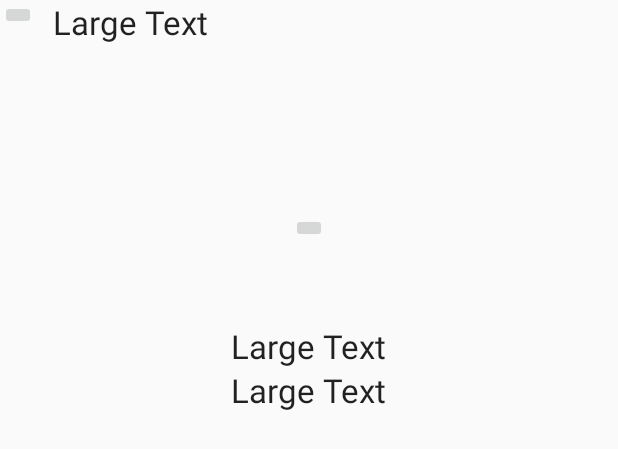
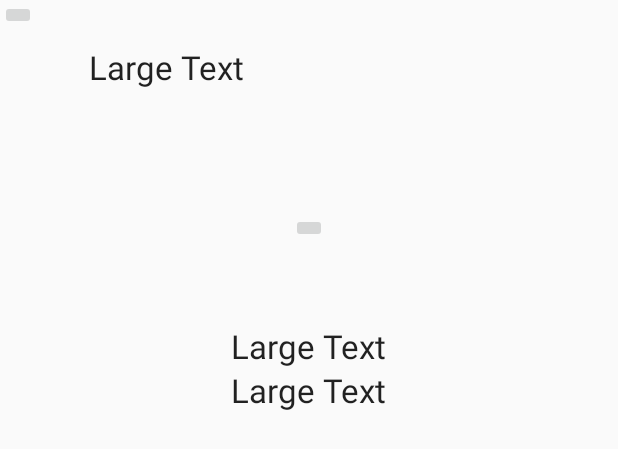
Before and after one commit to nakjun/WELLNESS, an Android app: the layout activity_dw_second.xml on its own in the app's theme, with its tools: preview values and no code run, on a phone screen of 412 x 824 dp. Shown: the top 449 px of the screen. Run offline under Robolectric (Android 15) with nearby library versions, the phone set to English and light mode, and no system bars.

Commit message:
DW_secondActivity finished

```diff
--- a/app/src/main/res/layout/activity_dw_second.xml
+++ b/app/src/main/res/layout/activity_dw_second.xml
@@ -19,10 +19,11 @@
         android:text="Large Text"
         android:id="@+id/dw_sec_topText"
         android:layout_alignParentTop="true"
-        android:layout_toRightOf="@+id/imageButton"
+        android:layout_toRightOf="@+id/dw_sec_back"
         android:layout_toEndOf="@+id/imageButton"
         android:layout_marginLeft="35dp"
-        android:layout_marginStart="35dp" />
+        android:layout_marginStart="35dp"
+        android:layout_marginTop="30dp" />
 
     <ImageButton
         android:layout_width="wrap_content"
```
Also changed, not shown: app/src/main/java/com/example/nj/myapplication/DW_Activity/DW_secondActivity.java (+15 -6 lines).
